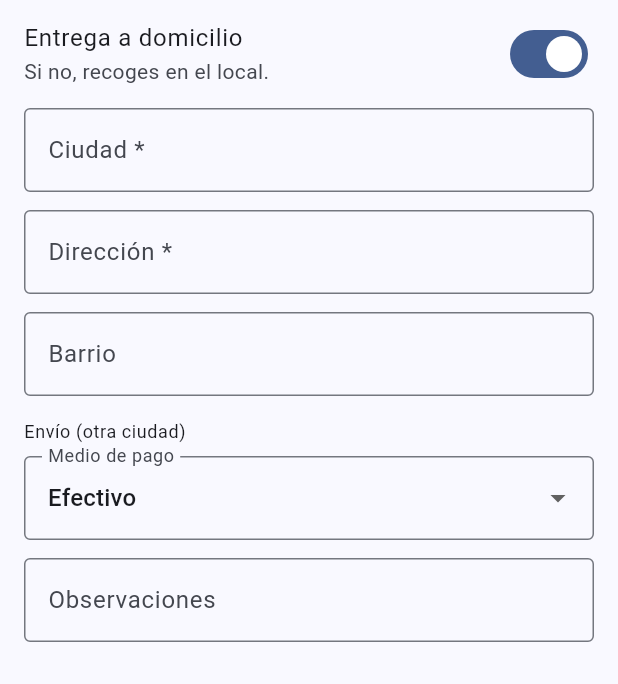
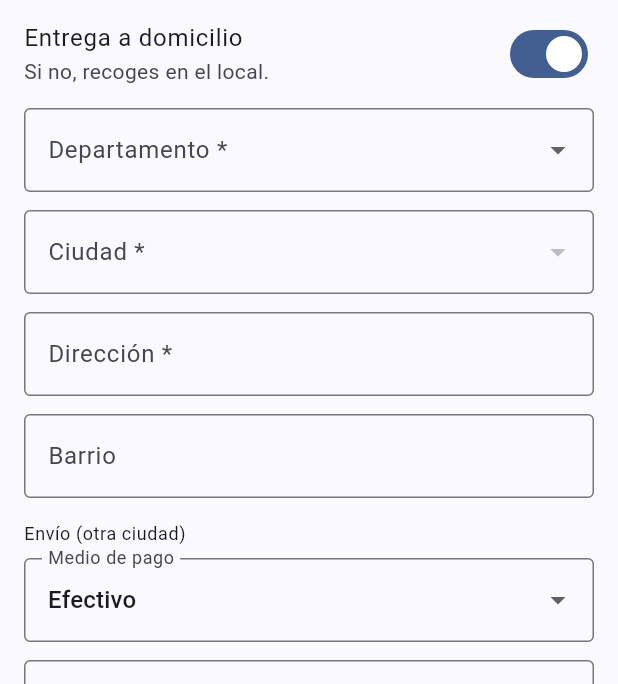
Before and after one commit to Esteban-barrero/ventas, a Flutter app: the CheckoutTiendaScreen screen opened directly with empty values, on a phone screen of 412 x 824 dp, the part 552-1236 px from its top. Run offline on Flutter 3.47's test engine with Material 3 defaults, Android fonts, the phone set to English and light mode, and no system bars; our stand-ins replace cloud_firestore, cloud_functions, file_picker, firebase_auth, firebase_core, firebase_storage and 4 more; missing offline and left inert: mobile_scanner; accounts and stored records are empty; network calls fail.

Commit message:
fix(pedidos): departamento y ciudad como selectores en el checkout (catalogo de ubicaciones)
Reutiliza departamentosCiudades (spec 004) en el checkout publico y en el del cliente: dos dropdowns enlazados (ciudad depende del departamento) en vez de texto libre; la ciudad define entrega local o envio.

```diff
--- a/app/lib/features/pedidos/presentation/checkout_tienda_screen.dart
+++ b/app/lib/features/pedidos/presentation/checkout_tienda_screen.dart
@@ -6,6 +6,7 @@ import '../../auth/data/auth_repository.dart';
 import '../../auth/data/usuarios_repository.dart';
 import '../../auth/domain/usuario.dart';
 import '../../catalogo/domain/precio.dart';
+import '../../clientes/data/ubicaciones/departamentos_ciudades.dart';
 import '../../clientes/domain/cliente.dart' show Direccion;
 import '../../empresas/domain/empresa.dart';
 import '../../ventas/domain/venta.dart' show MedioPago, TipoEntrega;
@@ -49,11 +50,12 @@ class _CheckoutTiendaScreenState extends State<CheckoutTiendaScreen> {
   final _cedula = TextEditingController();
   final _telefono = TextEditingController();
   final _email = TextEditingController();
-  final _ciudad = TextEditingController();
   final _direccion = TextEditingController();
   final _barrio = TextEditingController();
   final _observaciones = TextEditingController();
 
+  String? _departamento;
+  String? _ciudad;
   bool _aDomicilio = true;
   MedioPago _medio = MedioPago.efectivo;
   bool _enviando = false;
@@ -68,7 +70,6 @@ class _CheckoutTiendaScreenState extends State<CheckoutTiendaScreen> {
     _cedula.dispose();
     _telefono.dispose();
     _email.dispose();
-    _ciudad.dispose();
     _direccion.dispose();
     _barrio.dispose();
     _observaciones.dispose();
@@ -91,7 +92,7 @@ class _CheckoutTiendaScreenState extends State<CheckoutTiendaScreen> {
 
   TipoEntrega get _tipoEntrega {
     if (!_aDomicilio) return TipoEntrega.recogerLocal;
-    return widget.empresa.parametros.esCiudadLocal(_ciudad.text)
+    return widget.empresa.parametros.esCiudadLocal(_ciudad)
         ? TipoEntrega.entregaLocal
         : TipoEntrega.envio;
   }
@@ -117,7 +118,7 @@ class _CheckoutTiendaScreenState extends State<CheckoutTiendaScreen> {
         _cedula.text.trim().isEmpty ||
         _telefono.text.trim().isEmpty ||
         _direccion.text.trim().isEmpty ||
-        (_aDomicilio && _ciudad.text.trim().isEmpty)) {
+        (_aDomicilio && (_departamento == null || _ciudad == null))) {
       return _avisar('Completa nombre, cédula, teléfono y dirección.',
           error: true);
     }
@@ -174,7 +175,8 @@ class _CheckoutTiendaScreenState extends State<CheckoutTiendaScreen> {
         cedula: _cedula.text.trim(),
         telefono: _telefono.text.trim(),
         direccion: Direccion(
-          ciudad: _ciudad.text.trim(),
+          departamento: _departamento ?? '',
+          ciudad: _ciudad ?? '',
           direccion: _direccion.text.trim(),
           barrio: _barrio.text.trim(),
         ),
@@ -253,13 +255,14 @@ class _CheckoutTiendaScreenState extends State<CheckoutTiendaScreen> {
             onChanged: (bool v) => setState(() => _aDomicilio = v),
           ),
           if (_aDomicilio) ...<Widget>[
-            _campo(_ciudad, 'Ciudad *'),
+            _dropdownDepartamento(),
+            _dropdownCiudad(),
             _campo(_direccion, 'Dirección *'),
             _campo(_barrio, 'Barrio'),
             Padding(
               padding: const EdgeInsets.only(top: 4),
               child: Text(
-                widget.empresa.parametros.esCiudadLocal(_ciudad.text)
+                widget.empresa.parametros.esCiudadLocal(_ciudad)
                     ? 'Entrega local'
                     : 'Envío (otra ciudad)',
                 style: theme.textTheme.bodySmall,
@@ -317,6 +320,51 @@ class _CheckoutTiendaScreenState extends State<CheckoutTiendaScreen> {
     );
   }
 
+  Widget _dropdownDepartamento() {
+    return Padding(
+      padding: const EdgeInsets.only(bottom: 12),
+      child: DropdownButtonFormField<String>(
+        initialValue: _departamento,
+        isExpanded: true,
+        decoration: const InputDecoration(
+          labelText: 'Departamento *',
+          border: OutlineInputBorder(),
+        ),
+        items: <DropdownMenuItem<String>>[
+          for (final d in departamentos)
+            DropdownMenuItem<String>(value: d, child: Text(d)),
+        ],
+        onChanged: (String? v) => setState(() {
+          _departamento = v;
+          _ciudad = null;
+        }),
+      ),
+    );
+  }
+
+  Widget _dropdownCiudad() {
+    final ciudades =
+        _departamento == null ? const <String>[] : ciudadesDe(_departamento!);
+    return Padding(
+      padding: const EdgeInsets.only(bottom: 12),
+      child: DropdownButtonFormField<String>(
+        initialValue: _ciudad,
+        isExpanded: true,
+        decoration: const InputDecoration(
+          labelText: 'Ciudad *',
+          border: OutlineInputBorder(),
+        ),
+        items: <DropdownMenuItem<String>>[
+          for (final c in ciudades)
+            DropdownMenuItem<String>(value: c, child: Text(c)),
+        ],
+        onChanged: _departamento == null
+            ? null
+            : (String? v) => setState(() => _ciudad = v),
+      ),
+    );
+  }
+
   Widget _campo(
     TextEditingController controller,
     String label, {
```
Also changed, not shown: app/lib/features/pedidos/presentation/checkout_pedido_screen.dart (+63 -13 lines).
